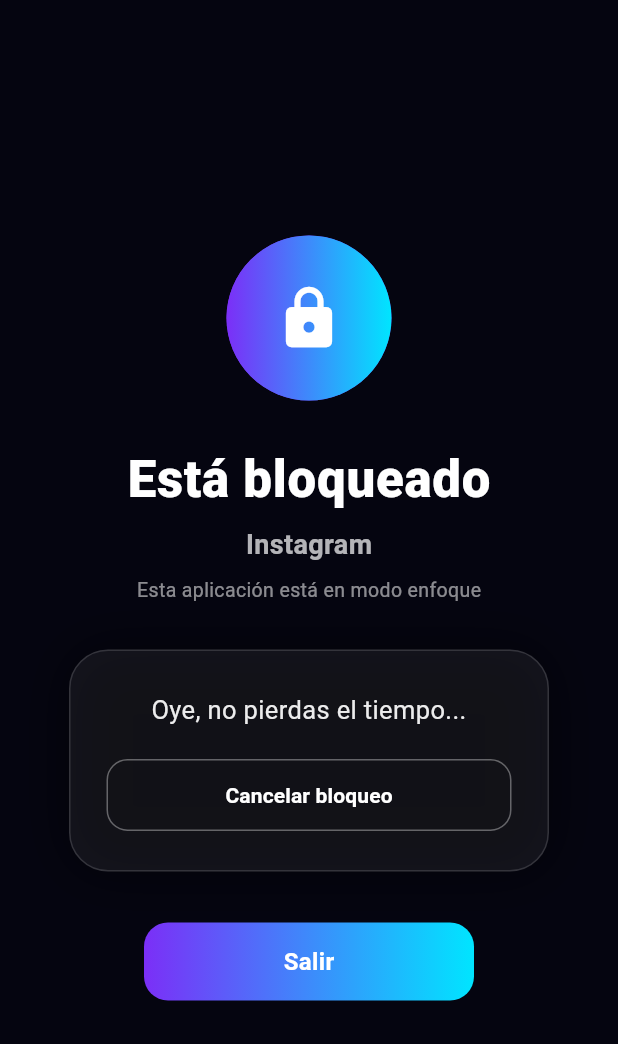
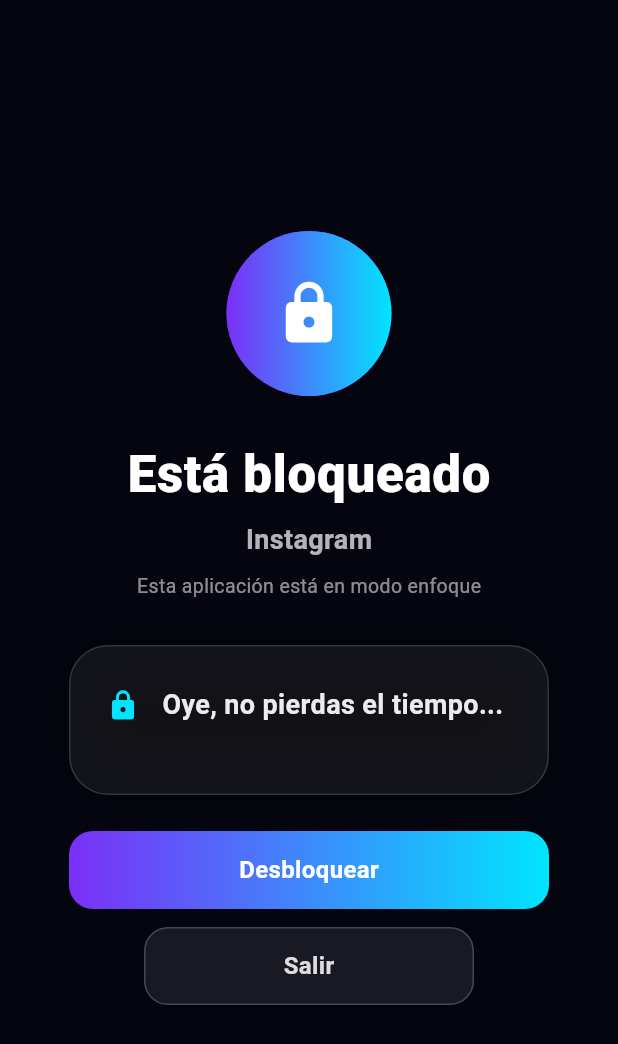
Before and after one commit to Esteban-barrero/bloqueo, a Flutter app: the screen it shows after launch, on a phone screen of 412 x 824 dp. Shown: the top 1044 px of the screen. Run offline on Flutter 3.47's test engine with Material 3 defaults, Android fonts, the phone set to English and light mode, and no system bars.

Commit message:
feat(bloqueo): boton Desbloquear y mensaje editable en mockup (RF-06/RF-07)

```diff
--- a/app/lib/main.dart
+++ b/app/lib/main.dart
@@ -17,7 +17,7 @@
 }
 
 /// Mockup de la pantalla de bloqueo (futurista).
-/// Muestra el mensaje configurable del bloqueo (RF-07).
+/// Muestra el mensaje configurable del bloqueo (RF-07) y permite desbloquear (RF-06).
 class PantallaBloqueo extends StatefulWidget {
   const PantallaBloqueo({super.key, this.appNombre = 'Instagram', this.mensaje});
 
@@ -34,10 +34,14 @@
   late final Animation<double> _opacidad;
   late final Animation<double> _escala;
   late final AnimationController _resplandor;
+  late String _mensaje;
+  final TextEditingController _controllerMensaje = TextEditingController();
 
   @override
   void initState() {
     super.initState();
+    _mensaje = widget.mensaje ?? 'Oye, no pierdas el tiempo...';
+    _controllerMensaje.text = _mensaje;
     _entrada = AnimationController(
       vsync: this,
       duration: const Duration(milliseconds: 1300),
@@ -56,9 +60,55 @@
 
   @override
   void dispose() {
+    _controllerMensaje.dispose();
     _entrada.dispose();
     _resplandor.dispose();
     super.dispose();
+  }
+
+  /// Edita el mensaje de bloqueo desde la pantalla (tap sobre el mensaje).
+  Future<void> _editarMensaje() async {
+    _controllerMensaje.text = _mensaje;
+    final nuevo = await showDialog<String>(
+      context: context,
+      builder: (context) => AlertDialog(
+        backgroundColor: const Color(0xFF14102B),
+        title: const Text(
+          'Mensaje de bloqueo',
+          style: TextStyle(color: Colors.white),
+        ),
+        content: TextField(
+          controller: _controllerMensaje,
+          style: const TextStyle(color: Colors.white),
+          decoration: const InputDecoration(
+            hintText: 'Escribe el mensaje...',
+            hintStyle: TextStyle(color: Colors.white54),
+            border: OutlineInputBorder(
+              borderSide: BorderSide(color: Colors.white24),
+            ),
+          ),
+        ),
+        actions: [
+          TextButton(
+            onPressed: () => Navigator.of(context).pop(),
+            child: const Text(
+              'Cancelar',
+              style: TextStyle(color: Colors.white70),
+            ),
+          ),
+          TextButton(
+            onPressed: () => Navigator.of(context).pop(_controllerMensaje.text),
+            child: const Text(
+              'Guardar',
+              style: TextStyle(color: Color(0xFF00E5FF)),
+            ),
+          ),
+        ],
+      ),
+    );
+    if (nuevo != null && nuevo.trim().isNotEmpty) {
+      setState(() => _mensaje = nuevo.trim());
+    }
   }
 
   @override
@@ -101,15 +151,14 @@
                       const SizedBox(height: 8),
                       Text(
                         'Esta aplicación está en modo enfoque',
-                        style: TextStyle(
-                          fontSize: 13,
-                          color: Colors.white54,
-                        ),
+                        style: TextStyle(fontSize: 13, color: Colors.white54),
                       ),
                       const SizedBox(height: 30),
                       _tarjetaMensaje(),
-                      const SizedBox(height: 34),
-                      _botonCancelar(),
+                      const SizedBox(height: 24),
+                      _botonDesbloquear(),
+                      const SizedBox(height: 12),
+                      _botonSalir(),
                     ],
                   ),
                 ),
@@ -130,9 +179,7 @@
           color: Color(0xFF7B2FF7).withValues(alpha: 0.16 * _resplandor.value),
           boxShadow: [
             BoxShadow(
-              color: Color(0xFF7B2FF7).withValues(
-                alpha: 0.4 * _resplandor.value,
-              ),
+              color: Color(0xFF7B2FF7).withValues(alpha: 0.4 * _resplandor.value),
               blurRadius: 110 * _resplandor.value,
               spreadRadius: 30 * _resplandor.value,
             ),
@@ -147,12 +194,10 @@
       child: Container(
         decoration: BoxDecoration(
           shape: BoxShape.circle,
-          color: Color(0xFF00E5FF).withValues(alpha: 0.10 * _resplandor.value),
+          color: Color(0xFF00E5FF).withValues(alpha: 0.1 * _resplandor.value),
           boxShadow: [
             BoxShadow(
-              color: Color(0xFF00E5FF).withValues(
-                alpha: 0.3 * _resplandor.value,
-              ),
+              color: Color(0xFF00E5FF).withValues(alpha: 0.3 * _resplandor.value),
               blurRadius: 90 * _resplandor.value,
               spreadRadius: 24 * _resplandor.value,
             ),
@@ -186,7 +231,7 @@
     );
   }
 
-  /// Tarjeta con el mensaje configurable.
+  /// Tarjeta con el mensaje configurable (editable) y botón Desbloquear.
   Widget _tarjetaMensaje() {
     return Container(
       width: 320,
@@ -194,9 +239,7 @@
       decoration: BoxDecoration(
         color: Colors.white.withValues(alpha: 0.06),
         borderRadius: BorderRadius.circular(26),
-        border: Border.all(
-          color: Colors.white.withValues(alpha: 0.14),
-        ),
+        border: Border.all(color: Colors.white.withValues(alpha: 0.14)),
         boxShadow: [
           BoxShadow(
             color: Colors.black.withValues(alpha: 0.5),
@@ -207,46 +250,37 @@
       child: Column(
         mainAxisSize: MainAxisSize.min,
         children: [
-          Text(
-            widget.mensaje ?? 'Oye, no pierdas el tiempo...',
-            textAlign: TextAlign.center,
-            style: TextStyle(
-              fontSize: 17,
-              color: Colors.white.withValues(alpha: 0.92),
-              height: 1.5,
+          GestureDetector(
+            onTap: _editarMensaje,
+            child: Row(
+              children: [
+                const Icon(Icons.lock_rounded, color: Color(0xFF00E5FF), size: 22),
+                const SizedBox(width: 10),
+                Expanded(
+                  child: Text(
+                    _mensaje,
+                    textAlign: TextAlign.center,
+                    style: TextStyle(
+                      fontSize: 18,
+                      fontWeight: FontWeight.w600,
+                      color: Colors.white.withValues(alpha: 0.92),
+                      height: 1.45,
+                    ),
+                  ),
+                ),
+              ],
             ),
           ),
           const SizedBox(height: 20),
-          SizedBox(
-            width: double.infinity,
-            child: OutlinedButton(
-              onPressed: () {},
-              style: OutlinedButton.styleFrom(
-                side: BorderSide(
-                  color: Colors.white.withValues(alpha: 0.35),
-                ),
-                shape: RoundedRectangleBorder(
-                  borderRadius: BorderRadius.circular(14),
-                ),
-                padding: const EdgeInsets.symmetric(vertical: 14),
-              ),
-              child: const Text(
-                'Cancelar bloqueo',
-                style: TextStyle(
-                  color: Colors.white,
-                  fontWeight: FontWeight.w600,
-                ),
-              ),
-            ),
-          ),
         ],
       ),
     );
   }
 
-  Widget _botonCancelar() {
+  /// Botón principal de desbloqueo.
+  Widget _botonDesbloquear() {
     return SizedBox(
-      width: 220,
+      width: 320,
       height: 52,
       child: DecoratedBox(
         decoration: BoxDecoration(
@@ -256,8 +290,8 @@
           borderRadius: BorderRadius.circular(16),
         ),
         child: Center(
-          child: Text(
-            'Salir',
+          child: const Text(
+            'Desbloquear',
             style: TextStyle(
               fontSize: 16,
               fontWeight: FontWeight.w700,
@@ -268,4 +302,29 @@
       ),
     );
   }
+
+  /// Botón Salir.
+  Widget _botonSalir() {
+    return SizedBox(
+      width: 220,
+      height: 52,
+      child: DecoratedBox(
+        decoration: BoxDecoration(
+          color: Colors.white.withValues(alpha: 0.08),
+          borderRadius: BorderRadius.circular(16),
+          border: Border.all(color: Colors.white.withValues(alpha: 0.2)),
+        ),
+        child: Center(
+          child: Text(
+            'Salir',
+            style: TextStyle(
+              fontSize: 16,
+              fontWeight: FontWeight.w700,
+              color: Colors.white.withValues(alpha: 0.85),
+            ),
+          ),
+        ),
+      ),
+    );
+  }
 }
```
Also changed, not shown: 6 other files.
